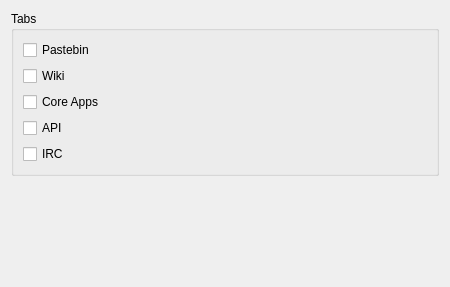
runelabs/qtcreator-plugin-ubuntu, file src/ubuntu/ubuntusettingswidget.ui: the form before one commit.
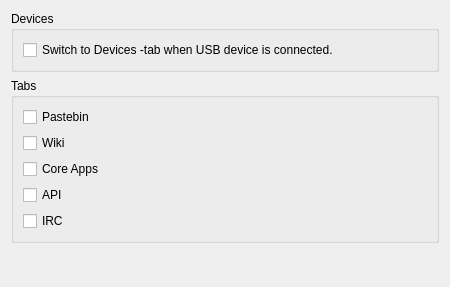
The form after the commit.

Commit message: Added a checkbox to Settings for toggling on/off the automatic switch to Devices tab on device connect.

```diff
--- a/src/ubuntu/ubuntusettingswidget.ui
+++ b/src/ubuntu/ubuntusettingswidget.ui
@@ -14,6 +14,22 @@
    <string>Form</string>
   </property>
   <layout class="QVBoxLayout" name="verticalLayout_2">
+   <item>
+    <widget class="QGroupBox" name="groupBox_2">
+     <property name="title">
+      <string>Devices</string>
+     </property>
+     <layout class="QVBoxLayout" name="verticalLayout_3">
+      <item>
+       <widget class="QCheckBox" name="checkBox_mode_devices_autotoggle">
+        <property name="text">
+         <string>Switch to Devices -tab when USB device is connected.</string>
+        </property>
+       </widget>
+      </item>
+     </layout>
+    </widget>
+   </item>
    <item>
     <widget class="QGroupBox" name="groupBox">
      <property name="title">
```
The commit also changes 2 other files.
